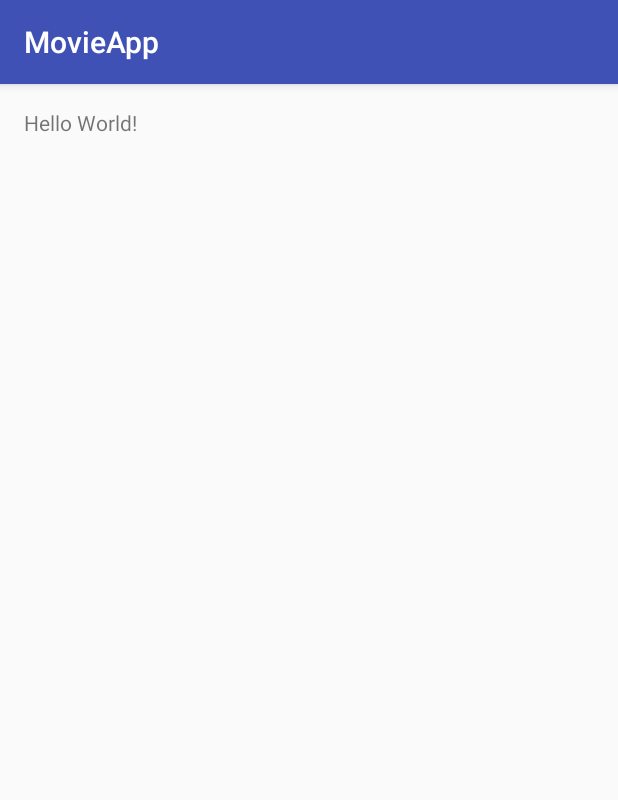
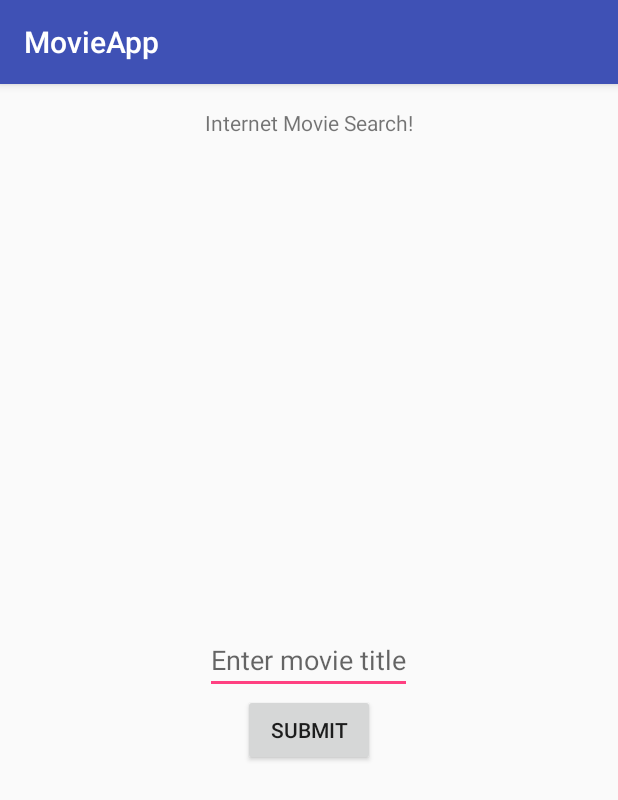
Before and after one commit to jakemento/MovieApp-Android, an Android app: the screen it shows after launch (MainActivity), on a phone screen of 412 x 824 dp. Shown: the top 800 px of the screen. Run offline under Robolectric (Android 15) with nearby library versions, the phone set to English and light mode, and no system bars; our stand-ins replace ButterKnife.

```diff
--- a/app/src/main/AndroidManifest.xml
+++ b/app/src/main/AndroidManifest.xml
@@ -1,6 +1,7 @@
 <?xml version="1.0" encoding="utf-8"?>
 <manifest xmlns:android="http://schemas.android.com/apk/res/android"
     package="com.example.guest.movieapp">
+    <uses-permission android:name="android.permission.INTERNET"/>
 
     <application
         android:allowBackup="true"
@@ -15,6 +16,7 @@
                 <category android:name="android.intent.category.LAUNCHER" />
             </intent-filter>
         </activity>
+        <activity android:name=".ResultsActivity"></activity>
     </application>
 
 </manifest>
--- a/app/src/main/java/com/example/guest/movieapp/MainActivity.java
+++ b/app/src/main/java/com/example/guest/movieapp/MainActivity.java
@@ -1,13 +1,37 @@
 package com.example.guest.movieapp;
 
+import android.content.Intent;
 import android.support.v7.app.AppCompatActivity;
 import android.os.Bundle;
+import android.view.View;
+import android.widget.Button;
+import android.widget.EditText;
+import android.widget.Toast;
+
+import butterknife.Bind;
+import butterknife.ButterKnife;
 
 public class MainActivity extends AppCompatActivity {
+    public static final String TAG = MainActivity.class.getSimpleName();
+    @Bind(R.id.submitButton) Button mSubmitButton;
+    @Bind(R.id.movieSearchEditText) EditText mMovieSearchEditText;
+
 
     @Override
     protected void onCreate(Bundle savedInstanceState) {
         super.onCreate(savedInstanceState);
         setContentView(R.layout.activity_main);
+        ButterKnife.bind(this);
+
+        mSubmitButton.setOnClickListener(new View.OnClickListener() {
+            @Override
+            public void onClick(View v) {
+                String movieName = mMovieSearchEditText.getText().toString();
+                Intent intent = new Intent(MainActivity.this, ResultsActivity.class);
+                intent.putExtra("movieName", movieName);
+                startActivity(intent);
+            }
+        });
+
     }
 }
--- a/app/src/main/res/layout/activity_main.xml
+++ b/app/src/main/res/layout/activity_main.xml
@@ -12,5 +12,24 @@
     <TextView
         android:layout_width="wrap_content"
         android:layout_height="wrap_content"
-        android:text="Hello World!" />
+        android:text="Internet Movie Search!"
+        android:layout_alignParentTop="true"
+        android:layout_centerHorizontal="true"
+        android:id="@+id/titleText" />
+
+    <EditText
+        android:layout_width="wrap_content"
+        android:layout_height="wrap_content"
+        android:id="@+id/movieSearchEditText"
+        android:layout_centerVertical="true"
+        android:layout_centerHorizontal="true"
+        android:hint="Enter movie title" />
+
+    <Button
+        android:layout_width="wrap_content"
+        android:layout_height="wrap_content"
+        android:text="Submit"
+        android:id="@+id/submitButton"
+        android:layout_below="@+id/movieSearchEditText"
+        android:layout_centerHorizontal="true" />
 </RelativeLayout>
--- a/gradle.properties
+++ b/gradle.properties
@@ -16,3 +16,5 @@
 # This option should only be used with decoupled projects. More details, visit
 # http://www.gradle.org/docs/current/userguide/multi_project_builds.html#sec:decoupled_projects
 # org.gradle.parallel=true
+
+MovieKey = "b24bb2255a10bd7e3b309940861caeb8"
```
Also changed, not shown: app/build.gradle (+7 -0 lines), app/src/main/java/com/example/guest/movieapp/Constants.java (added, +11 -0 lines), app/src/main/java/com/example/guest/movieapp/MovieService.java (added, +32 -0 lines), app/src/main/java/com/example/guest/movieapp/resultsActivity.java (added, +48 -0 lines), app/src/main/res/layout/activity_results.xml (added, +12 -0 lines), 1 other file.
